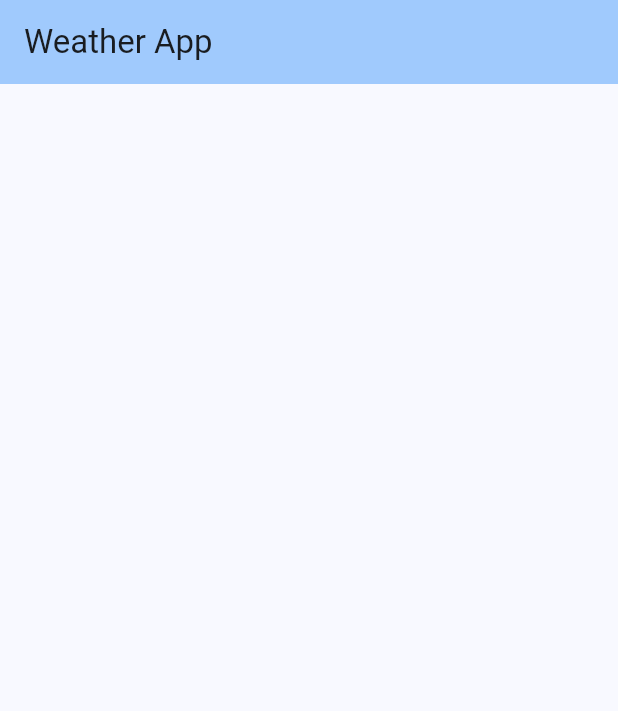
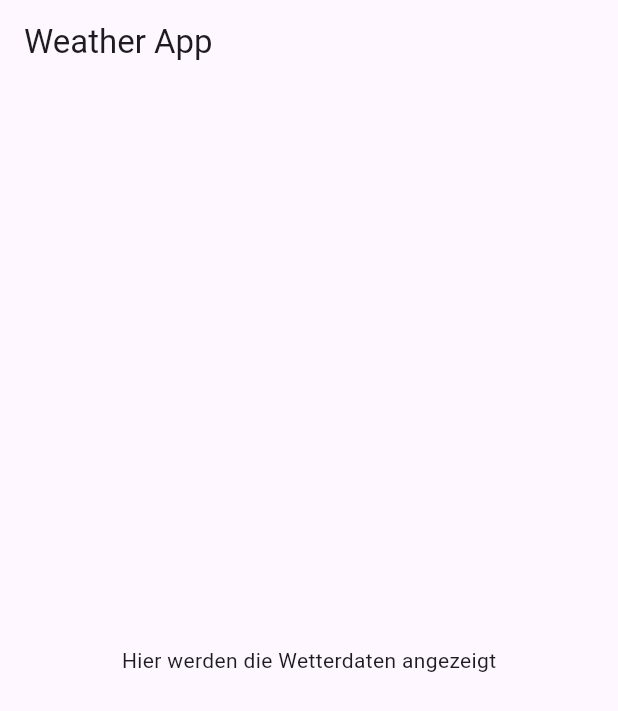
Before and after one commit to miggi92/flutter-weather, a Flutter app: the screen it shows after launch, on a phone screen of 412 x 824 dp. Shown: the top 711 px of the screen. Run offline on Flutter 3.47's test engine with Material 3 defaults, Android fonts, the phone set to English and light mode, and no system bars.

Commit message:
feat: :sparkles: added dummy text

```diff
--- a/lib/main.dart
+++ b/lib/main.dart
@@ -7,15 +7,11 @@
 class MyApp extends StatelessWidget {
   const MyApp({super.key});
 
-  // This widget is the root of your application.
   @override
   Widget build(BuildContext context) {
     return MaterialApp(
       title: 'Weather',
-      theme: ThemeData(
-        colorScheme: ColorScheme.fromSeed(seedColor: Colors.blue),
-        useMaterial3: true,
-      ),
+      theme: ThemeData(primarySwatch: Colors.blue),
       home: const MyHomePage(title: 'Weather App'),
     );
   }
@@ -34,8 +30,10 @@
   Widget build(BuildContext context) {
     return Scaffold(
       appBar: AppBar(
-        backgroundColor: Theme.of(context).colorScheme.inversePrimary,
         title: Text(widget.title),
+      ),
+      body: const Center(
+        child: Text('Hier werden die Wetterdaten angezeigt'),
       ),
     );
   }
```
